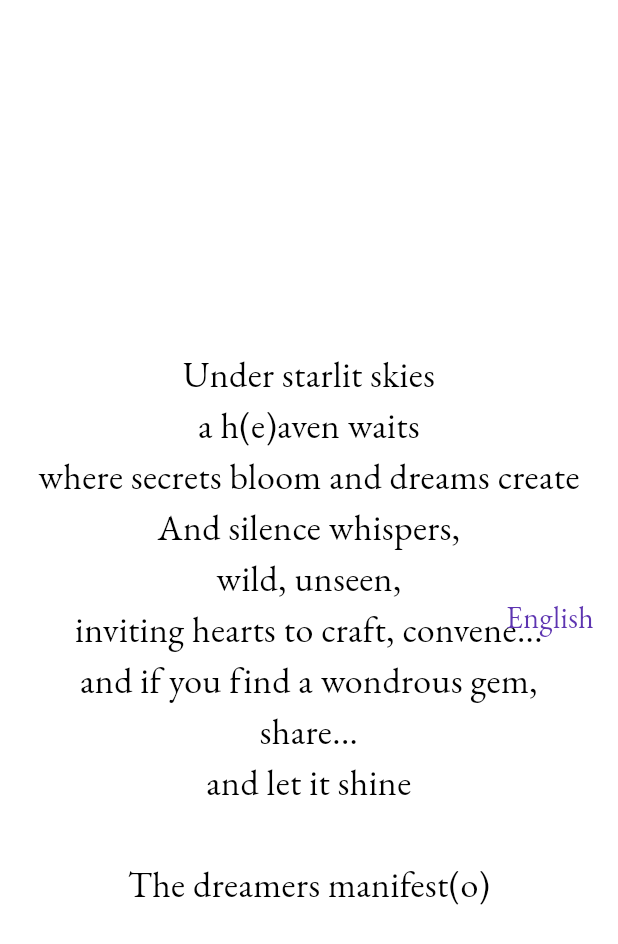
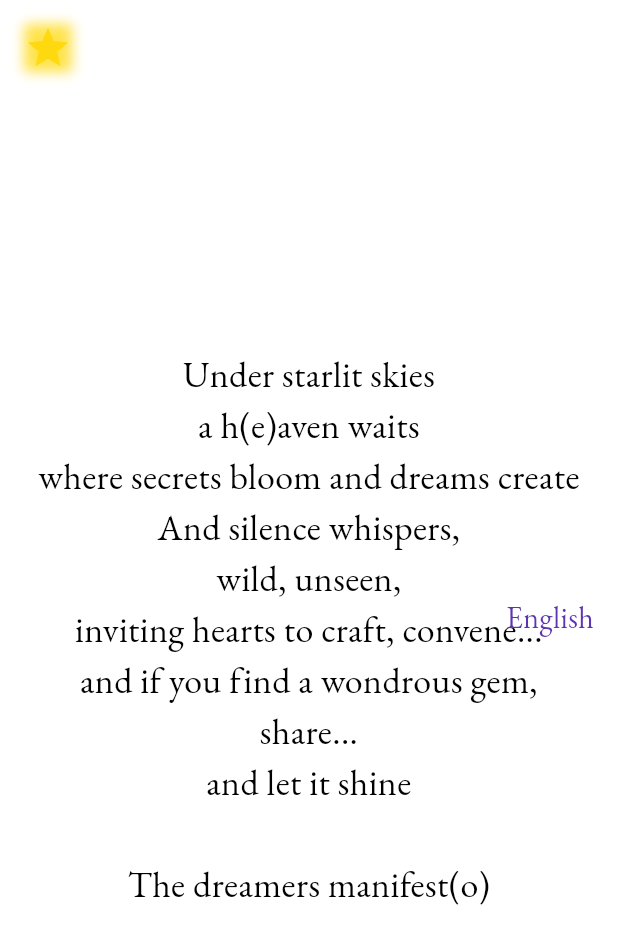
Before and after one commit to Tim2107/stellaria, a Flutter app: the screen it shows after launch, on a phone screen of 412 x 824 dp. Shown: the top 944 px of the screen. Run offline on Flutter 3.47's test engine with Material 3 defaults, Android fonts, the phone set to English and light mode, and no system bars; our stand-ins replace google_fonts.

Commit message:
Add StarMenu widget with portal and login options

```diff
--- a/nexus/lib/landing_page.dart
+++ b/nexus/lib/landing_page.dart
@@ -2,6 +2,7 @@ import 'package:flutter/material.dart';
 import 'package:google_fonts/google_fonts.dart';
 import 'data/poems.dart';
 import 'widgets/language_selector.dart';
+import 'widgets/star_menu.dart';
 
 class LandingPage extends StatefulWidget {
   const LandingPage({super.key});
@@ -63,6 +64,11 @@ class _LandingPageState extends State<LandingPage> {
                 _isDark = !_isDark;
               }),
             ),
+            const Positioned(
+              top: 16,
+              left: 16,
+              child: StarMenu(),
+            ),
           ],
         ),
       ),
--- /dev/null
+++ b/nexus/lib/widgets/star_menu.dart
@@ -0,0 +1,64 @@
+import 'package:flutter/material.dart';
+
+import 'sparkle.dart';
+
+class StarMenu extends StatefulWidget {
+  const StarMenu({super.key});
+
+  @override
+  State<StarMenu> createState() => _StarMenuState();
+}
+
+class _StarMenuState extends State<StarMenu> {
+  bool _open = false;
+
+  @override
+  Widget build(BuildContext context) {
+    return Row(
+      mainAxisSize: MainAxisSize.min,
+      children: [
+        if (_open) ...[
+          Tooltip(
+            message: 'explore stellaria',
+            child: _buildOption(
+              icon: Icons.travel_explore,
+              onTap: () {
+                // Placeholder for portal action
+              },
+            ),
+          ),
+          const SizedBox(width: 8),
+          Tooltip(
+            message: 'login',
+            child: _buildOption(
+              icon: Icons.login,
+              onTap: () {
+                // Placeholder for login action
+              },
+            ),
+          ),
+          const SizedBox(width: 8),
+        ],
+        InkWell(
+          onTap: () => setState(() => _open = !_open),
+          child: const Sparkle(size: 32, color: Color(0xFFFFD700)),
+        ),
+      ],
+    );
+  }
+
+  Widget _buildOption({required IconData icon, VoidCallback? onTap}) {
+    return Material(
+      color: Colors.deepPurpleAccent,
+      shape: const CircleBorder(),
+      child: InkWell(
+        customBorder: const CircleBorder(),
+        onTap: onTap,
+        child: Padding(
+          padding: const EdgeInsets.all(10),
+          child: Icon(icon, color: Colors.white),
+        ),
+      ),
+    );
+  }
+}
```
